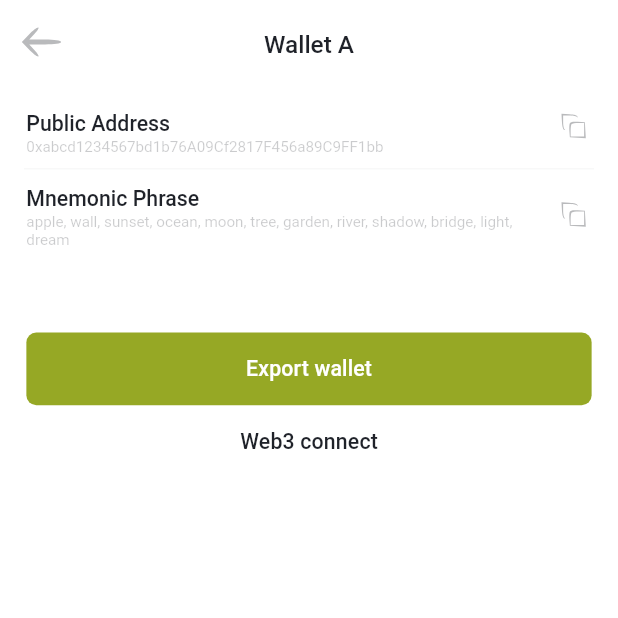
After one commit to farukmeral25/crypto_wallet, a Flutter app: the WalletManagePage screen opened directly, on a phone screen of 412 x 824 dp, the top half of it. The commit adds this screen. Run offline on Flutter 3.47's test engine with Material 3 defaults, Android fonts, the phone set to English and light mode, and no system bars; our stand-ins replace cached_network_image, flutter_bloc, flutter_dotenv, flutter_svg, freezed_annotation, get_it; generated files the repository leaves out were written again.

Commit message:
add WalletManagePage for wallet management and update navigation in WalletBody

```diff
--- /dev/null
+++ b/lib/feature/wallet/view/page/wallet_manage_page.dart
@@ -0,0 +1,60 @@
+import 'package:flutter/material.dart';
+import 'package:paribu_mobile/core/constant/app_strings.dart';
+import 'package:paribu_mobile/core/constant/asset_path.dart';
+import 'package:paribu_mobile/core/extension/widget_extension.dart';
+import 'package:paribu_mobile/core/functions/app_functions.dart';
+import 'package:paribu_mobile/core/helper/edge_insets_functions.dart';
+import 'package:paribu_mobile/core/shared/app_button.dart';
+import 'package:paribu_mobile/core/shared/app_icon.dart';
+import 'package:paribu_mobile/core/shared/app_sized_box.dart';
+import 'package:paribu_mobile/core/utils/route_manager.dart';
+
+class WalletManagePage extends StatelessWidget {
+  const WalletManagePage({super.key});
+
+  @override
+  Widget build(BuildContext context) {
+    return Scaffold(
+      appBar: AppBar(
+        leading: Padding(
+          padding: REdgeInsets.all(8),
+          child: GestureDetector(onTap: RouteManager().pop, child: AppIcon(assetPath: AssetPaths().arrowLeft)),
+        ),
+        title: Text("Wallet A"),
+      ),
+      body: CustomScrollView(
+        slivers: [
+          Column(
+            children: [
+              _buildListTile(title: AppStrings.publicAddress, subtitle: "0xabcd1234567bd1b76A09Cf2817F456a89C9FF1bb"),
+              Divider(indent: 16, endIndent: 16, height: 1),
+              _buildListTile(
+                title: AppStrings.mnemonicPhrase,
+                subtitle: "apple, wall, sunset, ocean, moon, tree, garden, river, shadow, bridge, light, dream",
+              ),
+            ],
+          ).toSliver,
+          AppSizedBox.height(48).toSliver,
+          AppButton.filled(
+            AppStrings.exportWallet,
+            onTap: () {
+              //TODO: Export Wallet
+            },
+          ).toSliverPadding(padding: REdgeInsets.symmetric(horizontal: 16)),
+          AppButton.text(
+            AppStrings.web3connect,
+            onTap: () {
+              //TODO: Web3Connect
+            },
+          ).toSliverPadding(padding: REdgeInsets.symmetric(horizontal: 16)),
+        ],
+      ),
+    );
+  }
+
+  Widget _buildListTile({required String title, required String subtitle}) => ListTile(
+    title: Text(title),
+    subtitle: Text(subtitle),
+    trailing: GestureDetector(onTap: () => AppFunctions.copy(subtitle), child: AppIcon(assetPath: AssetPaths().copy)),
+  );
+}
--- a/lib/feature/wallet/view/wallet_body.dart
+++ b/lib/feature/wallet/view/wallet_body.dart
@@ -1,4 +1,5 @@
 import 'package:flutter/material.dart';
+import 'package:paribu_mobile/core/constant/app_page_routes.dart';
 import 'package:paribu_mobile/core/constant/app_strings.dart';
 import 'package:paribu_mobile/core/constant/asset_path.dart';
 import 'package:paribu_mobile/core/extension/widget_extension.dart';
@@ -6,6 +7,7 @@ import 'package:paribu_mobile/core/helper/edge_insets_functions.dart';
 import 'package:paribu_mobile/core/shared/app_button.dart';
 import 'package:paribu_mobile/core/shared/app_icon.dart';
 import 'package:paribu_mobile/core/shared/app_sized_box.dart';
+import 'package:paribu_mobile/core/utils/route_manager.dart';
 
 class WalletBody extends StatelessWidget {
   const WalletBody({super.key});
@@ -17,6 +19,8 @@ class WalletBody extends StatelessWidget {
         SliverList.separated(
           itemBuilder:
               (context, index) => ListTile(
+                //TODO: Update argument from wallet dto
+                onTap: () => RouteManager().navigateTo(AppPageRoutes.walletManage, arguments: "Wallet A"),
                 title: Text("Wallet A", overflow: TextOverflow.ellipsis),
                 subtitle: Text("0xabcd1234567bd1b76A09Cf2817F456a89C9FF1bb", overflow: TextOverflow.ellipsis),
                 trailing: AppIcon(assetPath: AssetPaths().arrowRightiOS, height: 32),
```
